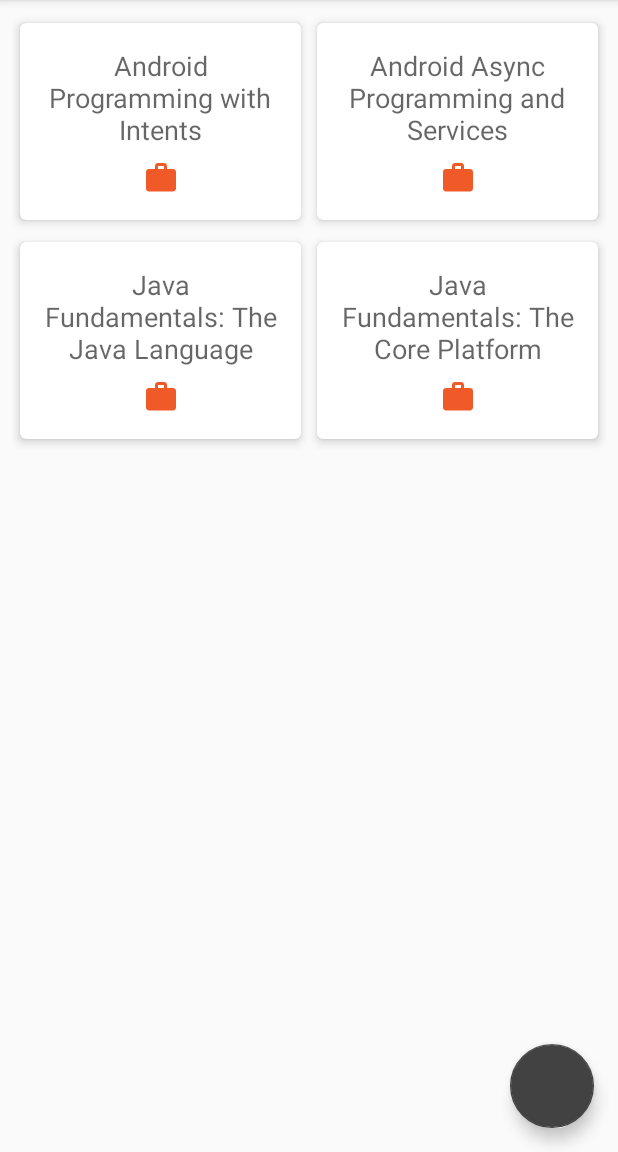
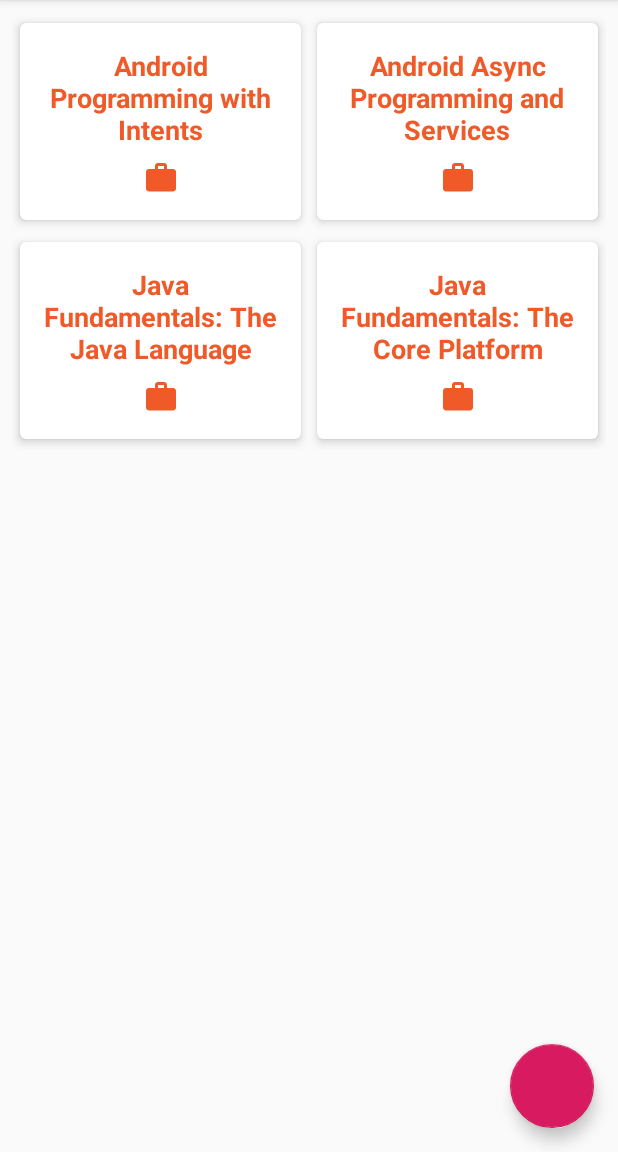
Before and after one commit to juancp92/NoteTaker, an Android app: the screen it shows after launch (MainActivity), in the side drawer, after a tap on "Courses", on a phone screen of 412 x 824 dp, the part 84-1236 px from its top. Run offline under Robolectric (Android 15) with nearby library versions, the phone set to English and light mode, and no system bars.

Commit message:
Commit Resources Added 2

```diff
--- a/app/src/main/res/layout/app_bar_main.xml
+++ b/app/src/main/res/layout/app_bar_main.xml
@@ -28,8 +28,6 @@
         android:layout_height="wrap_content"
         android:layout_gravity="bottom|end"
         android:layout_margin="@dimen/fab_margin"
-        android:tint="@color/pOrange"
-        app:backgroundTint="@color/cardview_dark_background"
         tools:srcCompat="@drawable/ic_note_add_black_24dp" />
 
 </android.support.design.widget.CoordinatorLayout>
--- a/app/src/main/res/layout/item_course_list.xml
+++ b/app/src/main/res/layout/item_course_list.xml
@@ -24,7 +24,7 @@
                 android:layout_height="wrap_content"
                 android:text="TextView"
                 android:textAlignment="center"
-                android:textAppearance="@android:style/TextAppearance.Material.Medium"
+                android:textAppearance="@style/CourseTitle"
                 app:layout_constraintEnd_toEndOf="parent"
                 app:layout_constraintStart_toStartOf="parent"
                 app:layout_constraintTop_toTopOf="parent" />
--- a/app/src/main/res/layout/item_note_list.xml
+++ b/app/src/main/res/layout/item_note_list.xml
@@ -36,7 +36,7 @@
                 android:layout_height="wrap_content"
                 android:layout_marginStart="8dp"
                 android:text="TextView"
-                android:textAppearance="@android:style/TextAppearance.Material.Large"
+                android:textAppearance="@style/CourseTitle"
                 app:layout_constraintEnd_toEndOf="parent"
                 app:layout_constraintStart_toEndOf="@+id/imageView3"
                 app:layout_constraintTop_toTopOf="parent" />
--- a/app/src/main/res/values/styles.xml
+++ b/app/src/main/res/values/styles.xml
@@ -17,4 +17,14 @@
 
     <style name="AppTheme.PopupOverlay" parent="ThemeOverlay.AppCompat.Light" />
 
+    <style name="CourseTitle" parent="@android:style/TextAppearance.Material.Medium">
+        <item name="android:textColor">@color/pOrange</item>
+        <item name="android:textStyle">bold</item>
+    </style>
+
+    <style name="AddFab" parent="@style/Widget.Design.FloatingActionButton">
+        <item name="srcCompat">@drawable/ic_add_circle_black_24dp</item>
+        <item name="android:tint">@android:color/white</item>
+    </style>
+
 </resources>
```
Also changed, not shown: app/src/main/res/drawable/ic_add_circle_black_24dp.xml (added, +9 -0 lines).
